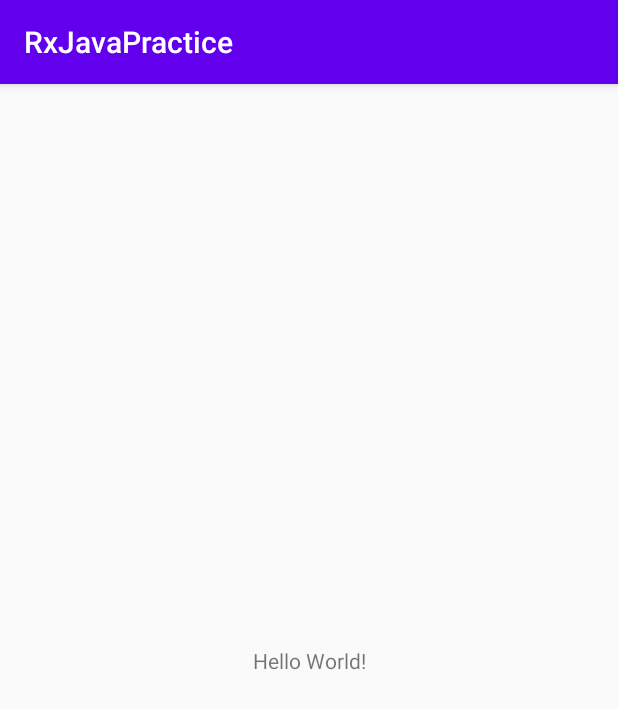
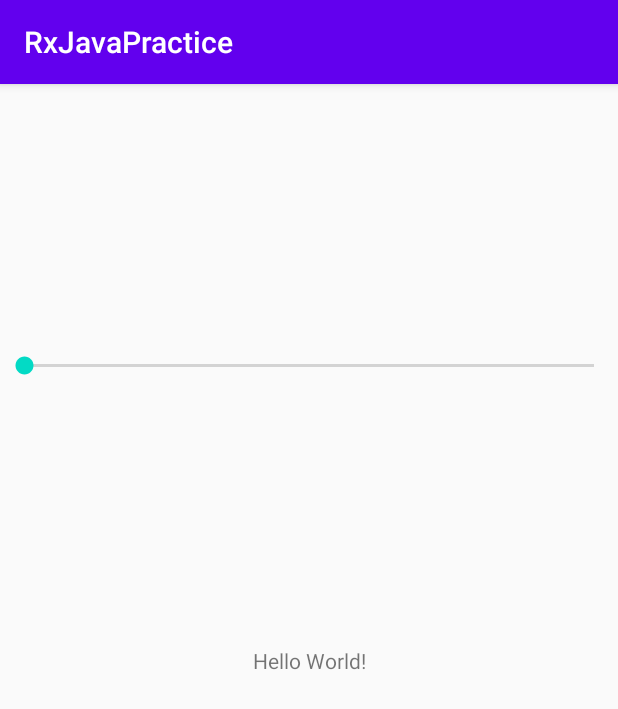
Before and after one commit to vansha10/RxJavaPractice, an Android app: the screen it shows after launch (MainActivity), on a phone screen of 412 x 824 dp. Shown: the top 709 px of the screen. Run offline under Robolectric (Android 15) with nearby library versions, the phone set to English and light mode, and no system bars; our stand-ins replace RxJava.

```diff
--- /dev/null
+++ b/app/src/main/java/com/vansha10/rxjavapractice/DataSource.java
@@ -0,0 +1,18 @@
+package com.vansha10.rxjavapractice;
+
+import com.vansha10.rxjavapractice.model.Task;
+
+import java.util.ArrayList;
+import java.util.List;
+
+public class DataSource {
+    public static List<Task> createTasksList(){
+        List<Task> tasks = new ArrayList<>();
+        tasks.add(new Task("Take out the trash", true, 3));
+        tasks.add(new Task("Walk the dog", false, 2));
+        tasks.add(new Task("Make my bed", true, 1));
+        tasks.add(new Task("Unload the dishwasher", false, 0));
+        tasks.add(new Task("Make dinner", true, 5));
+        return tasks;
+    }
+}
--- a/app/src/main/java/com/vansha10/rxjavapractice/MainActivity.java
+++ b/app/src/main/java/com/vansha10/rxjavapractice/MainActivity.java
@@ -1,14 +1,63 @@
 package com.vansha10.rxjavapractice;
+
+import android.os.Bundle;
+import android.util.Log;
 
 import androidx.appcompat.app.AppCompatActivity;
 
-import android.os.Bundle;
+import com.vansha10.rxjavapractice.model.Task;
+
+import io.reactivex.Observable;
+import io.reactivex.Observer;
+import io.reactivex.android.schedulers.AndroidSchedulers;
+import io.reactivex.disposables.Disposable;
+import io.reactivex.functions.Predicate;
+import io.reactivex.schedulers.Schedulers;
 
 public class MainActivity extends AppCompatActivity {
+
+    private static final String TAG = "MainActivity";
 
     @Override
     protected void onCreate(Bundle savedInstanceState) {
         super.onCreate(savedInstanceState);
         setContentView(R.layout.activity_main);
+
+        Observable<Task> taskObservable = Observable
+                .fromIterable(DataSource.createTasksList())
+                .subscribeOn(Schedulers.io())
+                .filter(new Predicate<Task>() {
+                    @Override
+                    public boolean test(Task task) throws Exception {
+                        // doing task on background thread doesn't freeze ui
+                        Log.d(TAG, "onNext: " + Thread.currentThread().getName());
+                        Thread.sleep(1000);
+                        return task.isComplete();
+                    }
+                })
+                .observeOn(AndroidSchedulers.mainThread());
+
+        taskObservable.subscribe(new Observer<Task>() {
+            @Override
+            public void onSubscribe(Disposable d) {
+                Log.d(TAG, "onSubscribe: ");
+            }
+
+            @Override
+            public void onNext(Task task) {
+                Log.d(TAG, "onNext: " + task.getDescription());
+            }
+
+            @Override
+            public void onError(Throwable e) {
+                Log.e(TAG, "onError: ", e);
+            }
+
+            @Override
+            public void onComplete() {
+                Log.d(TAG, "onComplete: ");
+            }
+        });
+
     }
 }
--- /dev/null
+++ b/app/src/main/java/com/vansha10/rxjavapractice/model/Task.java
@@ -0,0 +1,37 @@
+package com.vansha10.rxjavapractice.model;
+
+public class Task {
+    private String description;
+    private boolean isComplete;
+    private int priority;
+
+    public Task(String description, boolean isComplete, int priority) {
+        this.description = description;
+        this.isComplete = isComplete;
+        this.priority = priority;
+    }
+
+    public String getDescription() {
+        return description;
+    }
+
+    public void setDescription(String description) {
+        this.description = description;
+    }
+
+    public boolean isComplete() {
+        return isComplete;
+    }
+
+    public void setComplete(boolean complete) {
+        isComplete = complete;
+    }
+
+    public int getPriority() {
+        return priority;
+    }
+
+    public void setPriority(int priority) {
+        this.priority = priority;
+    }
+}
--- a/app/src/main/res/layout/activity_main.xml
+++ b/app/src/main/res/layout/activity_main.xml
@@ -6,7 +6,17 @@
     android:layout_height="match_parent"
     tools:context=".MainActivity">
 
+    <SeekBar
+        android:id="@+id/seekbar"
+        android:layout_width="match_parent"
+        android:layout_height="wrap_content"
+        app:layout_constraintTop_toTopOf="parent"
+        app:layout_constraintBottom_toTopOf="@+id/text"
+        app:layout_constraintRight_toRightOf="parent"
+        app:layout_constraintLeft_toLeftOf="parent"/>
+
     <TextView
+        android:id="@+id/text"
         android:layout_width="wrap_content"
         android:layout_height="wrap_content"
         android:text="Hello World!"
```
